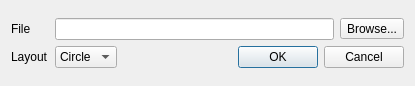
First picture: the form in KPDGUI/DialogReadFile.ui, repository mathieubray/KPDGUI, before the edit.
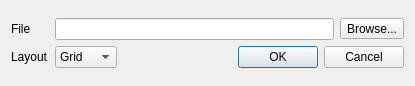
Second picture: the form after the edit.

What changed in the file:
```diff
--- a/KPDGUI/DialogReadFile.ui
+++ b/KPDGUI/DialogReadFile.ui
@@ -56,12 +56,12 @@
       <widget class="QComboBox" name="layoutComboBox">
        <item>
         <property name="text">
-         <string>Circle</string>
+         <string>Grid</string>
         </property>
        </item>
        <item>
         <property name="text">
-         <string>Grid</string>
+         <string>Circle</string>
         </property>
        </item>
       </widget>
```
